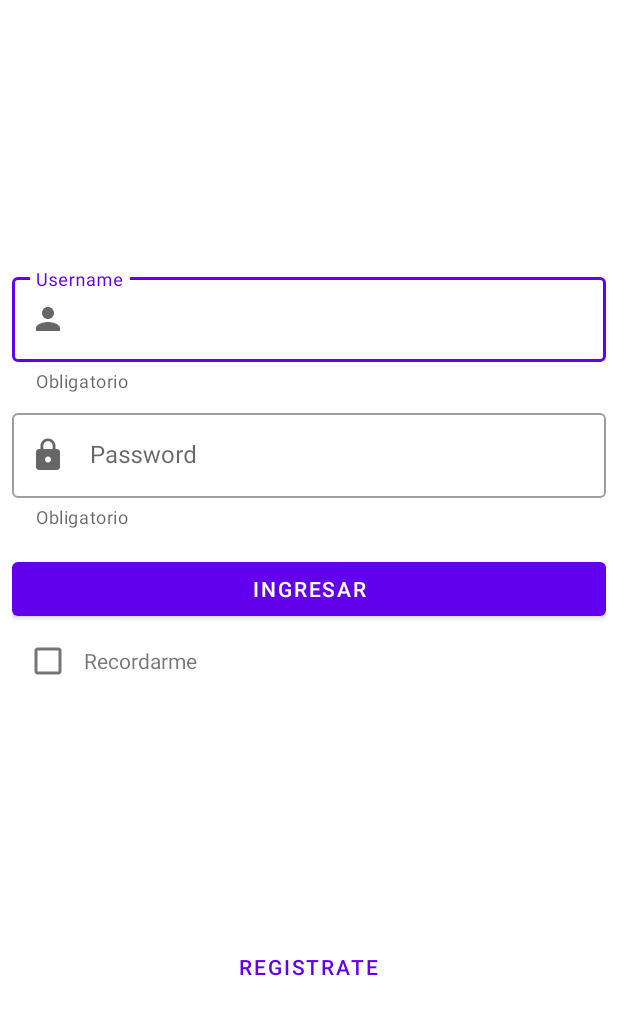
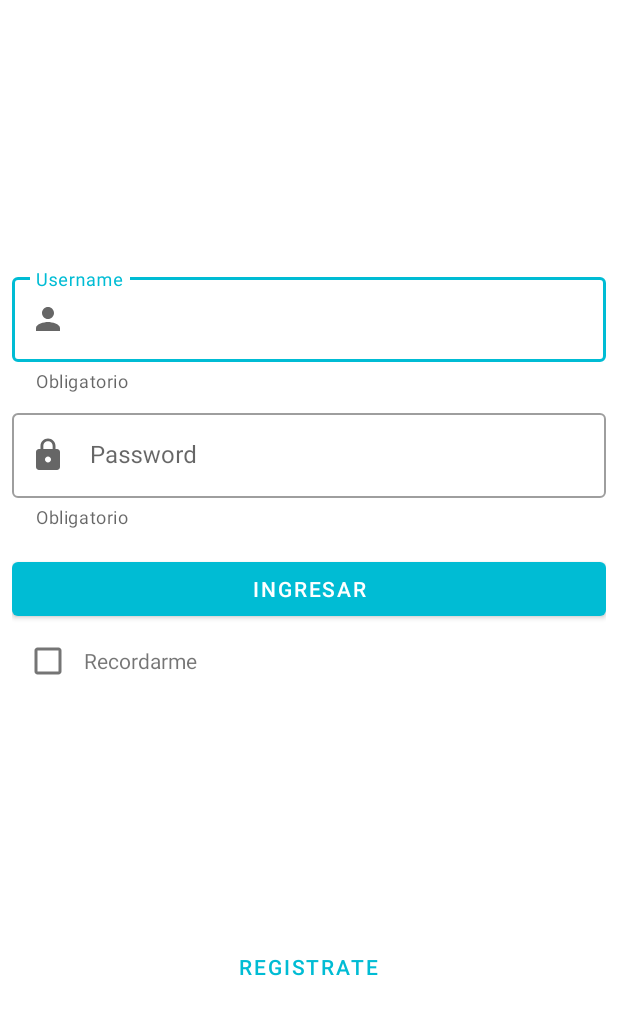
Before and after one commit to honeybadger2788/mosca, an Android app: the layout activity_main.xml on its own in the app's theme, with its tools: preview values and no code run, on a phone screen of 412 x 824 dp. Shown: the top 1015 px of the screen. Run offline under Robolectric (Android 15) with nearby library versions, the phone set to English and light mode, and no system bars.

Commit message:
change colors theme and add cb listener

```diff
--- a/app/src/main/java/com/example/mosca/MainActivity.kt
+++ b/app/src/main/java/com/example/mosca/MainActivity.kt
@@ -24,6 +24,14 @@ class MainActivity : AppCompatActivity() {
         binding.btnRegister.setOnClickListener{
             showMessage("Hora de registrarse")
         }
+
+        binding.cbRememberme.setOnCheckedChangeListener { compoundButton, b ->
+            if(binding.cbRememberme.isChecked){
+                showMessage("No me olvides!")
+            } else {
+                showMessage("Olvidate de mi!")
+            }
+        }
     }
 
     private fun showMessage(msg: String){
--- a/app/src/main/res/layout/activity_main.xml
+++ b/app/src/main/res/layout/activity_main.xml
@@ -59,6 +59,7 @@
             android:layout_width="match_parent"
             android:layout_height="wrap_content">
             <CheckBox
+                android:id="@+id/cbRememberme"
                 android:layout_width="wrap_content"
                 android:layout_height="wrap_content"/>
             <TextView
--- a/app/src/main/res/values-night/themes.xml
+++ b/app/src/main/res/values-night/themes.xml
@@ -2,12 +2,12 @@
     <!-- Base application theme. -->
     <style name="Theme.Mosca" parent="Theme.MaterialComponents.DayNight.DarkActionBar">
         <!-- Primary brand color. -->
-        <item name="colorPrimary">@color/purple_200</item>
-        <item name="colorPrimaryVariant">@color/purple_700</item>
+        <item name="colorPrimary">@color/cyan_200</item>
+        <item name="colorPrimaryVariant">@color/cyan_700</item>
         <item name="colorOnPrimary">@color/black</item>
         <!-- Secondary brand color. -->
-        <item name="colorSecondary">@color/teal_200</item>
-        <item name="colorSecondaryVariant">@color/teal_200</item>
+        <item name="colorSecondary">@color/amber_200</item>
+        <item name="colorSecondaryVariant">@color/amber_200</item>
         <item name="colorOnSecondary">@color/black</item>
         <!-- Status bar color. -->
         <item name="android:statusBarColor" tools:targetApi="l">?attr/colorPrimaryVariant</item>
--- a/app/src/main/res/values/colors.xml
+++ b/app/src/main/res/values/colors.xml
@@ -1,10 +1,10 @@
 <?xml version="1.0" encoding="utf-8"?>
 <resources>
-    <color name="purple_200">#FFBB86FC</color>
-    <color name="purple_500">#FF6200EE</color>
-    <color name="purple_700">#FF3700B3</color>
-    <color name="teal_200">#FF03DAC5</color>
-    <color name="teal_700">#FF018786</color>
+    <color name="cyan_200">#80deea</color>
+    <color name="cyan_500">#00bcd4</color>
+    <color name="cyan_700">#0097a7</color>
+    <color name="amber_200">#ffd740</color>
+    <color name="amber_700">#ffab00</color>
     <color name="black">#FF000000</color>
     <color name="white">#FFFFFFFF</color>
 </resources>
--- a/app/src/main/res/values/themes.xml
+++ b/app/src/main/res/values/themes.xml
@@ -2,12 +2,12 @@
     <!-- Base application theme. -->
     <style name="Theme.Mosca" parent="Theme.MaterialComponents.DayNight.DarkActionBar">
         <!-- Primary brand color. -->
-        <item name="colorPrimary">@color/purple_500</item>
-        <item name="colorPrimaryVariant">@color/purple_700</item>
+        <item name="colorPrimary">@color/cyan_500</item>
+        <item name="colorPrimaryVariant">@color/cyan_700</item>
         <item name="colorOnPrimary">@color/white</item>
         <!-- Secondary brand color. -->
-        <item name="colorSecondary">@color/teal_200</item>
-        <item name="colorSecondaryVariant">@color/teal_700</item>
+        <item name="colorSecondary">@color/amber_200</item>
+        <item name="colorSecondaryVariant">@color/amber_700</item>
         <item name="colorOnSecondary">@color/black</item>
         <!-- Status bar color. -->
         <item name="android:statusBarColor" tools:targetApi="l">?attr/colorPrimaryVariant</item>
```
